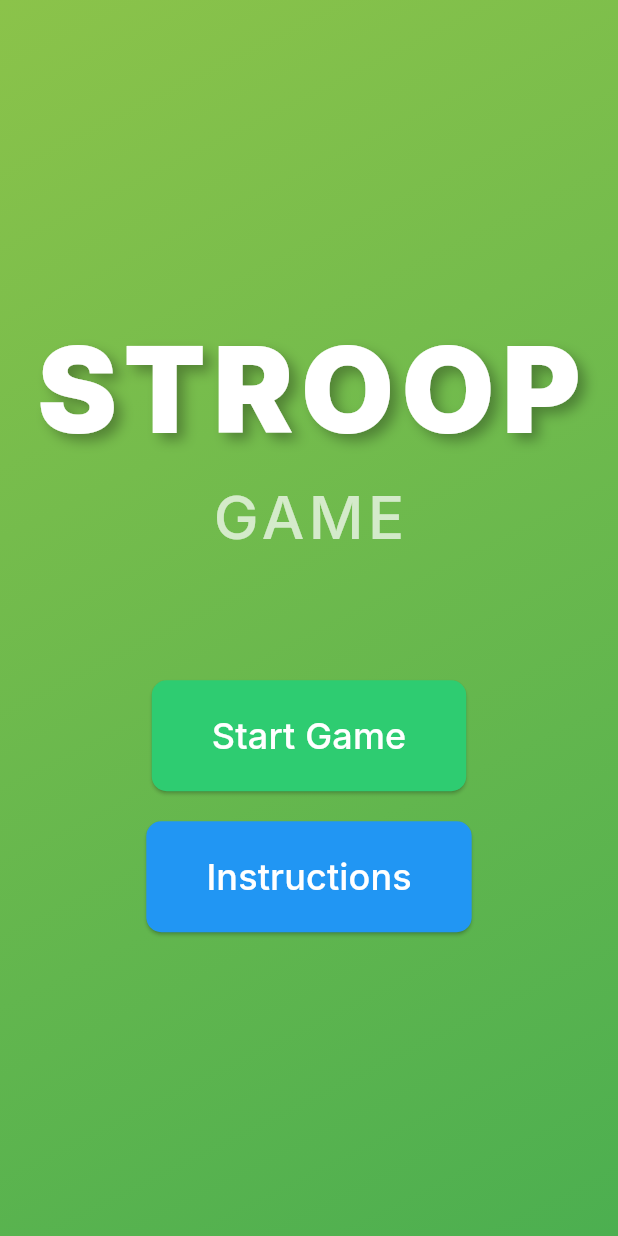
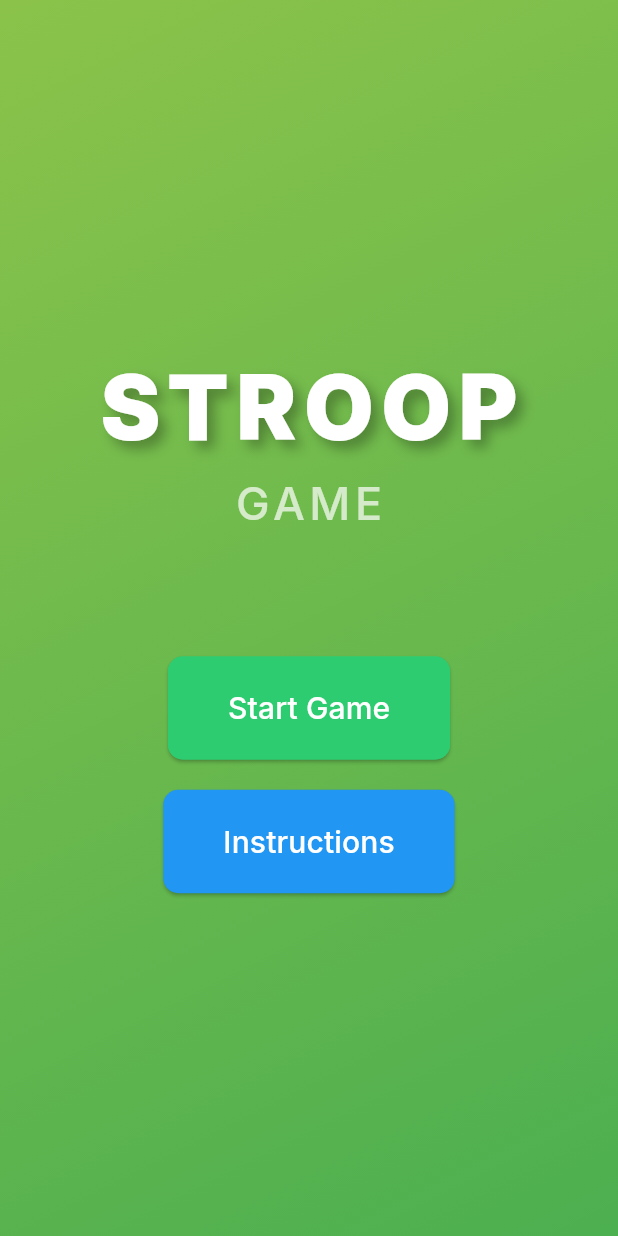
Before and after one commit to AriAlanPR/flutter_stroop, a Flutter app: the screen it shows after launch, on a phone screen of 412 x 824 dp. Run offline on Flutter 3.47's test engine with Material 3 defaults, Android fonts, the phone set to English and light mode, and no system bars; our stand-ins replace flutter_riverpod, google_fonts.

Commit message:
main screen update

```diff
--- a/lib/screens/main_menu_screen.dart
+++ b/lib/screens/main_menu_screen.dart
@@ -8,7 +8,6 @@ import 'package:myapp/screens/instructions_screen.dart';
 class MainMenuScreen extends ConsumerWidget {
   const MainMenuScreen({super.key});
 
-  @override
   @override
   Widget build(BuildContext context, WidgetRef ref) {
     return Scaffold(
@@ -30,14 +29,14 @@ class MainMenuScreen extends ConsumerWidget {
               Text(
                 'STROOP',
                 style: GoogleFonts.inter(
-                  fontSize: 80.0,
+                  fontSize: MediaQuery.of(context).orientation == Orientation.portrait ? 60.0 : 80.0,
                   fontWeight: FontWeight.w900,
                   color: Colors.white,
                   letterSpacing: 5.0,
                   shadows: [
                     Shadow(
                       blurRadius: 10.0,
-                      color: Colors.black.withOpacity(0.3),
+                      color: Colors.black.withValues(alpha: 0.3),
                       offset: const Offset(5.0, 5.0),
                     ),
                   ],
@@ -46,7 +45,7 @@ class MainMenuScreen extends ConsumerWidget {
               Text(
                 'GAME',
                 style: GoogleFonts.inter(
-                  fontSize: 40.0,
+                  fontSize: MediaQuery.of(context).orientation == Orientation.portrait ? 30.0 : 40.0,
                   fontWeight: FontWeight.w500,
                   color: Colors.white70,
                   letterSpacing: 3.0,
@@ -54,7 +53,9 @@ class MainMenuScreen extends ConsumerWidget {
               ),
               const SizedBox(height: 80),
 
-              ElevatedButton(
+              _MenuButton(
+                text: 'Start Game',
+                color: const Color(0xFF2ECC71),
                 onPressed: () {
                   // Reset game state providers
                   ref.read(scoreProvider.notifier).state = 0;
@@ -63,49 +64,19 @@ class MainMenuScreen extends ConsumerWidget {
                   ref.read(gameStateProvider.notifier).state = GameState.ready;
 
                   Navigator.of(context).push(
-                    MaterialPageRoute(
-                      builder: (context) => const GameScreen(),
-                    ),
+                    MaterialPageRoute(builder: (context) => const GameScreen()),
                   );
                 },
-                style: ElevatedButton.styleFrom(
-                  backgroundColor: const Color(0xFF2ECC71), // Emerald green
-                  padding: const EdgeInsets.symmetric(horizontal: 40, vertical: 20),
-                  shape: RoundedRectangleBorder(
-                    borderRadius: BorderRadius.circular(10),
-                  ),
-                ),
-                child: Text(
-                  'Start Game',
-                  style: GoogleFonts.inter(
-                    fontSize: 24.0,
-                    color: Colors.white,
-                  ),
-                ),
               ),
               const SizedBox(height: 20),
-              ElevatedButton(
+              _MenuButton(
+                text: 'Instructions',
+                color: const Color(0xFF2196F3),
                 onPressed: () {
                   Navigator.of(context).push(
-                    MaterialPageRoute(
-                      builder: (context) => const InstructionsScreen(),
-                    ),
+                    MaterialPageRoute(builder: (context) => const InstructionsScreen()),
                   );
                 },
-                style: ElevatedButton.styleFrom(
-                  backgroundColor: const Color(0xFF2196F3), // Primary color
-                  padding: const EdgeInsets.symmetric(horizontal: 40, vertical: 20),
-                  shape: RoundedRectangleBorder(
-                    borderRadius: BorderRadius.circular(10),
-                  ),
-                ),
-                child: Text(
-                  'Instructions',
-                  style: GoogleFonts.inter(
-                    fontSize: 24.0,
-                    color: Colors.white,
-                  ),
-                ),
               ),
             ],
           ),
@@ -114,3 +85,36 @@ class MainMenuScreen extends ConsumerWidget {
     );
   }
 }
+
+class _MenuButton extends StatelessWidget {
+  final String text;
+  final Color color;
+  final VoidCallback onPressed;
+
+  const _MenuButton({
+    required this.text,
+    required this.color,
+    required this.onPressed,
+  });
+
+  @override
+  Widget build(BuildContext context) {
+    return ElevatedButton(
+      onPressed: onPressed,
+      style: ElevatedButton.styleFrom(
+        backgroundColor: color,
+        padding: const EdgeInsets.symmetric(horizontal: 40, vertical: 20),
+        shape: RoundedRectangleBorder(
+          borderRadius: BorderRadius.circular(10),
+        ),
+      ),
+      child: Text(
+        text,
+        style: GoogleFonts.inter(
+          fontSize: MediaQuery.of(context).orientation == Orientation.portrait ? 20.0 : 24.0,
+          color: Colors.white,
+        ),
+      ),
+    );
+  }
+}
```
